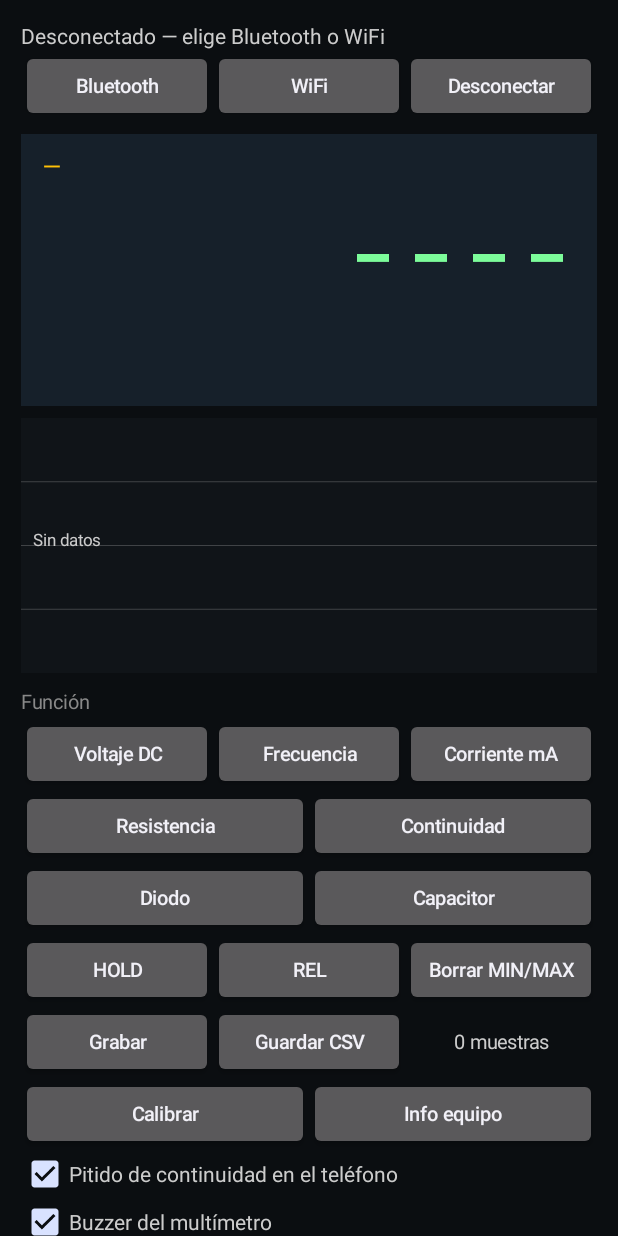
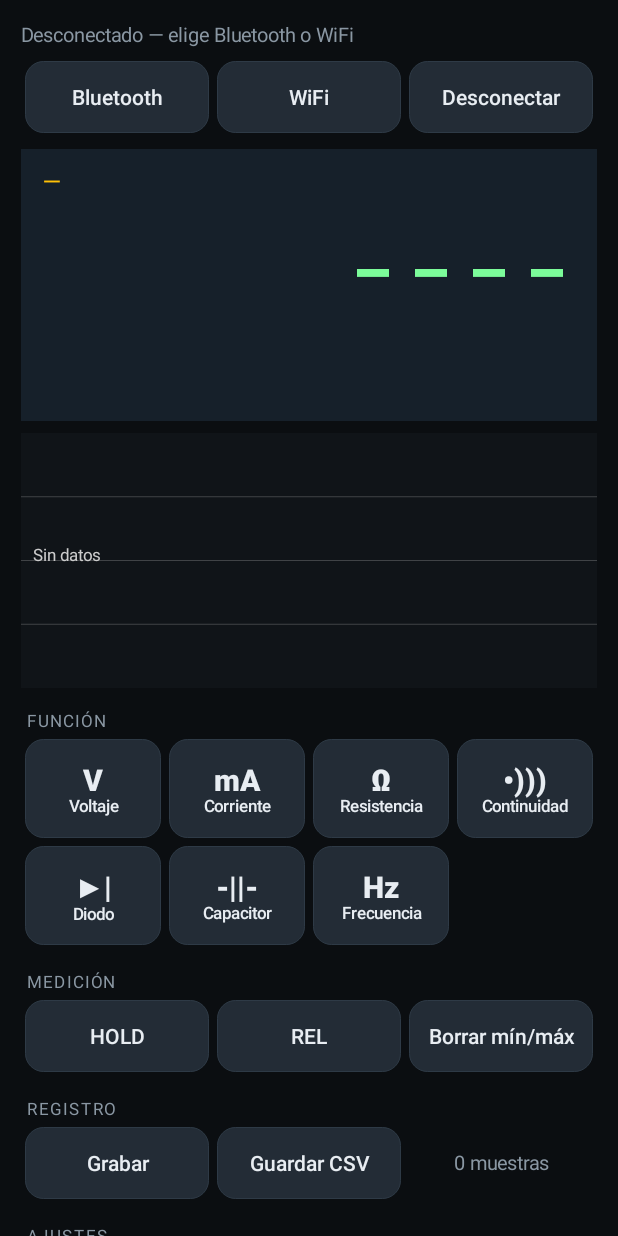
Before and after one commit to Degnanf82/UTILITY-V1.0, an Android app: the screen it shows after launch (MainActivity), on a phone screen of 412 x 824 dp. Run offline under Robolectric (Android 15) with nearby library versions, the phone set to English and light mode, and no system bars.

Commit message:
App 1.3: menu en cuadricula ordenada y conexion WiFi estable en Android
- Funciones en cuadricula de 4 columnas con simbolo y nombre; botones de
  estilo propio del mismo tamano, secciones con titulo e interruptores.
- WiFi: en 'Ya estoy en su red' se pide la red al sistema aunque no tenga
  internet (Samsung cortaba la conexion con ECONNABORTED) y se reintenta 3 veces.
- Capturas actualizadas.

Co-Authored-By: Claude Opus 5.5 <noreply@anthropic.com>
Claude-Session: https://claude.ai/code/session_014fSDhTTo6Gisu8fs886gd8

```diff
--- a/multimetro-esp32/android/app/build.gradle.kts
+++ b/multimetro-esp32/android/app/build.gradle.kts
@@ -13,8 +13,8 @@ android {
         applicationId = "com.degnanf.multimetro"
         minSdk = 24
         targetSdk = 35
-        versionCode = 3
-        versionName = "1.2"
+        versionCode = 4
+        versionName = "1.3"
     }
 
     buildTypes {
--- a/multimetro-esp32/android/app/src/main/java/com/degnanf/multimetro/Links.kt
+++ b/multimetro-esp32/android/app/src/main/java/com/degnanf/multimetro/Links.kt
@@ -192,7 +192,25 @@ class WifiLink(
             netCallback = cb
             cm.requestNetwork(req, cb)
         } else {
-            open(findWifiNetwork())
+            // "Ya estoy en su red": se pide al sistema la red WiFi actual aunque no tenga internet.
+            // Sin esto, Android (sobre todo Samsung) corta las conexiones (ECONNABORTED).
+            post("WiFi: preparando la red…", false)
+            val req = NetworkRequest.Builder()
+                .addTransportType(NetworkCapabilities.TRANSPORT_WIFI)
+                .removeCapability(NetworkCapabilities.NET_CAPABILITY_INTERNET)
+                .build()
+            var opened = false
+            val cb = object : ConnectivityManager.NetworkCallback() {
+                override fun onAvailable(network: Network) {
+                    if (!opened) { opened = true; open(network) }
+                }
+                override fun onLost(network: Network) {
+                    if (!closed) post("Red WiFi del multímetro perdida", false)
+                }
+            }
+            netCallback = cb
+            cm.requestNetwork(req, cb)
+            main.postDelayed({ if (!opened && !closed) { opened = true; open(findWifiNetwork()) } }, 3000)
         }
     }
 
@@ -204,10 +222,23 @@ class WifiLink(
     private fun open(network: Network?) {
         Thread {
             try {
-                post("WiFi: conectando a $host:$port…", false)
                 // Se usa la red WiFi aunque no tenga internet (si no, Android usaria los datos moviles).
-                val s = network?.socketFactory?.createSocket() ?: Socket()
-                s.connect(InetSocketAddress(host, port), 6000)
+                var s: Socket? = null
+                var last: Exception? = null
+                for (intento in 1..3) {
+                    if (closed) return@Thread
+                    post("WiFi: conectando a $host:$port (intento $intento de 3)…", false)
+                    try {
+                        val sock = network?.socketFactory?.createSocket() ?: Socket()
+                        sock.connect(InetSocketAddress(host, port), 5000)
+                        s = sock
+                        break
+                    } catch (e: Exception) {
+                        last = e
+                        Thread.sleep(1200)
+                    }
+                }
+                if (s == null) throw last ?: Exception("sin respuesta")
                 s.tcpNoDelay = true
                 socket = s
                 out = s.getOutputStream()
--- a/multimetro-esp32/android/app/src/main/java/com/degnanf/multimetro/MainActivity.kt
+++ b/multimetro-esp32/android/app/src/main/java/com/degnanf/multimetro/MainActivity.kt
@@ -12,8 +12,15 @@ import android.bluetooth.le.ScanResult
 import android.bluetooth.le.ScanSettings
 import android.content.Intent
 import android.content.pm.PackageManager
+import android.content.res.ColorStateList
 import android.graphics.Color
 import android.graphics.Typeface
+import android.graphics.drawable.GradientDrawable
+import android.graphics.drawable.StateListDrawable
+import android.text.SpannableStringBuilder
+import android.text.Spanned
+import android.text.style.AbsoluteSizeSpan
+import android.text.style.StyleSpan
 import android.media.AudioManager
 import android.media.ToneGenerator
 import android.os.Build
@@ -28,7 +35,7 @@ import android.view.ViewGroup
 import android.view.WindowManager
 import android.widget.ArrayAdapter
 import android.widget.Button
-import android.widget.CheckBox
+import android.widget.Switch
 import android.widget.EditText
 import android.widget.LinearLayout
 import android.widget.ScrollView
@@ -41,17 +48,32 @@ import java.util.Locale
 
 class MainActivity : Activity(), LinkListener {
 
-    private data class ModeInfo(val code: String, val label: String)
+    private data class ModeInfo(val code: String, val label: String, val symbol: String, val caption: String)
 
+    // Cuadricula de 4 columnas x 2 filas (la ultima celda queda libre).
     private val modes = listOf(
-        ModeInfo("DCV", "Voltaje DC"),
-        ModeInfo("FREQ", "Frecuencia"),
-        ModeInfo("DCA", "Corriente mA"),
-        ModeInfo("OHM", "Resistencia"),
-        ModeInfo("CONT", "Continuidad"),
-        ModeInfo("DIODE", "Diodo"),
-        ModeInfo("CAP", "Capacitor"),
+        ModeInfo("DCV", "Voltaje DC", "V", "Voltaje"),
+        ModeInfo("DCA", "Corriente mA", "mA", "Corriente"),
+        ModeInfo("OHM", "Resistencia", "Ω", "Resistencia"),
+        ModeInfo("CONT", "Continuidad", "•)))", "Continuidad"),
+        ModeInfo("DIODE", "Diodo", "▶|", "Diodo"),
+        ModeInfo("CAP", "Capacitor", "-||-", "Capacitor"),
+        ModeInfo("FREQ", "Frecuencia", "Hz", "Frecuencia"),
     )
+
+    private object Pal {
+        val bg = Color.parseColor("#0B0E11")
+        val card = Color.parseColor("#16202A")
+        val btn = Color.parseColor("#232C36")
+        val btnPressed = Color.parseColor("#33404D")
+        val stroke = Color.parseColor("#2E3A46")
+        val accent = Color.parseColor("#FFC107")
+        val active = Color.parseColor("#FF8A65")
+        val rec = Color.parseColor("#FF5252")
+        val text = Color.parseColor("#E8EDF2")
+        val muted = Color.parseColor("#8A97A3")
+        val green = Color.parseColor("#7CFC9A")
+    }
 
     private var link: MeterLink? = null
     private var connected = false
@@ -101,16 +123,16 @@ class MainActivity : Activity(), LinkListener {
         val root = LinearLayout(this).apply {
             orientation = LinearLayout.VERTICAL
             setPadding(px(14), px(14), px(14), px(14))
-            setBackgroundColor(Color.parseColor("#0B0E11"))
+            setBackgroundColor(Pal.bg)
         }
 
-        status = text("Desconectado", 14f, Color.LTGRAY)
+        status = text("Desconectado", 13f, Pal.muted).apply { maxLines = 2 }
         root.addView(status)
-        root.addView(row(
+        root.addView(grid(3, listOf(
             button("Bluetooth") { connectBle() },
             button("WiFi") { connectWifiDialog() },
             button("Desconectar") { disconnect() },
-        ))
+        )), lp(top = 6))
 
         // Pantalla
         val screen = LinearLayout(this).apply {
@@ -140,49 +162,33 @@ class MainActivity : Activity(), LinkListener {
             topMargin = px(8)
         })
 
-        // Modos
-        root.addView(text("Función", 13f, Color.GRAY).apply { setPadding(0, px(10), 0, px(2)) })
-        val modeBtns = modes.map { m ->
-            button(m.label) { selectMode(m.code) }.also { modeButtons[m.code] = it }
-        }
-        root.addView(row(*modeBtns.subList(0, 3).toTypedArray()))
-        root.addView(row(*modeBtns.subList(3, 5).toTypedArray()))
-        root.addView(row(*modeBtns.subList(5, 7).toTypedArray()))
+        // Funciones: 4 columnas, mismo tamano
+        root.addView(section("Función"))
+        val tiles = modes.map { m -> modeTile(m).also { modeButtons[m.code] = it } }
+        root.addView(grid(4, tiles, height = 66))
 
-        // Acciones
+        // Medicion
+        root.addView(section("Medición"))
         btnHold = button("HOLD") { sendCmd("HOLD") }
         btnRel = button("REL") { sendCmd("REL") }
-        root.addView(row(btnHold, btnRel, button("Borrar MIN/MAX") { sendCmd("RESET"); graph.clear() }))
+        root.addView(grid(3, listOf(btnHold, btnRel, button("Borrar mín/máx") { sendCmd("RESET"); graph.clear() })))
 
         // Registro CSV
+        root.addView(section("Registro"))
         btnRec = button("Grabar") { toggleRecording() }
-        recInfo = text("0 muestras", 13f, Color.LTGRAY).apply { gravity = Gravity.CENTER }
-        root.addView(row(btnRec, button("Guardar CSV") { saveCsv() }, recInfo))
+        recInfo = text("0 muestras", 13f, Pal.muted).apply { gravity = Gravity.CENTER }
+        root.addView(grid(3, listOf(btnRec, button("Guardar CSV") { saveCsv() }, recInfo)))
 
         // Ajustes
-        root.addView(row(
-            button("Calibrar") { calibrateDialog() },
-            button("Info equipo") { infoDialog() },
-        ))
-        val beepBox = CheckBox(this).apply {
-            text = "Pitido de continuidad en el teléfono"
-            setTextColor(Color.LTGRAY)
-            isChecked = true
-            setOnCheckedChangeListener { _, c -> phoneBeep = c }
-        }
-        val beepDev = CheckBox(this).apply {
-            text = "Buzzer del multímetro"
-            setTextColor(Color.LTGRAY)
-            isChecked = true
-            setOnCheckedChangeListener { _, c -> sendCmd("BEEP ${if (c) 1 else 0}") }
-        }
-        root.addView(beepBox)
-        root.addView(beepDev)
+        root.addView(section("Ajustes"))
+        root.addView(grid(2, listOf(button("Calibrar") { calibrateDialog() }, button("Info equipo") { infoDialog() })))
+        root.addView(switchRow("Pitido de continuidad en el teléfono") { phoneBeep = it }, lp(top = 6))
+        root.addView(switchRow("Buzzer del multímetro") { sendCmd("BEEP ${if (it) 1 else 0}") })
         root.addView(text(
             "Seguridad: solo baja tensión DC (máx. 40 V, 300 mA). No medir la red eléctrica. " +
                 "Puntas: roja en VΩmA, negra en COM.",
-            12f, Color.parseColor("#FF8A65")
-        ).apply { setPadding(0, px(8), 0, 0) })
+            12f, Pal.active
+        ).apply { setPadding(0, px(12), 0, 0) })
 
         return ScrollView(this).apply { addView(root) }
     }
@@ -197,19 +203,74 @@ class MainActivity : Activity(), LinkListener {
         text = s; textSize = size; setTextColor(color)
     }
 
+    private fun shape(fill: Int, stroke: Int, width: Int = 1) = GradientDrawable().apply {
+        cornerRadius = 12 * dp
+        setColor(fill)
+        setStroke((width * dp).toInt().coerceAtLeast(1), stroke)
+    }
+
+    /** Fondo del boton: normal / presionado; "on" lo resalta con un borde de color. */
+    private fun styleButton(b: TextView, on: Boolean = false, onColor: Int = Pal.accent) {
+        b.background = StateListDrawable().apply {
+            addState(intArrayOf(android.R.attr.state_pressed), shape(Pal.btnPressed, if (on) onColor else Pal.stroke, if (on) 2 else 1))
+            addState(intArrayOf(), shape(Pal.btn, if (on) onColor else Pal.stroke, if (on) 2 else 1))
+        }
+        b.setTextColor(if (on) onColor else Pal.text)
+    }
+
     private fun button(label: String, onClick: () -> Unit) = Button(this).apply {
         text = label
         isAllCaps = false
-        textSize = 13f
+        textSize = 14f
         maxLines = 1
+        minWidth = 0; minimumWidth = 0; minHeight = 0; minimumHeight = 0
+        setPadding(px(6), 0, px(6), 0)
+        stateListAnimator = null
+        styleButton(this)
         setOnClickListener { onClick() }
     }
 
-    private fun row(vararg views: View) = LinearLayout(this).apply {
-        orientation = LinearLayout.HORIZONTAL
-        isBaselineAligned = false
-        gravity = Gravity.CENTER_VERTICAL
-        views.forEach { addView(it, LinearLayout.LayoutParams(0, ViewGroup.LayoutParams.WRAP_CONTENT, 1f)) }
+    /** Boton de funcion: simbolo grande arriba y nombre abajo. */
+    private fun modeTile(m: ModeInfo): Button = button("") { selectMode(m.code) }.apply {
+        maxLines = 2
+        val sb = SpannableStringBuilder()
+        sb.append(m.symbol, AbsoluteSizeSpan(20, true), Spanned.SPAN_EXCLUSIVE_EXCLUSIVE)
+        sb.setSpan(StyleSpan(Typeface.BOLD), 0, m.symbol.length, Spanned.SPAN_EXCLUSIVE_EXCLUSIVE)
+        sb.append("\n")
+        sb.append(m.caption, AbsoluteSizeSpan(11, true), Spanned.SPAN_EXCLUSIVE_EXCLUSIVE)
+        text = sb
+        setLineSpacing(0f, 0.95f)
+    }
+
+    /** Filas de columnas iguales; celdas vacias al final para que todo quede alineado. */
+    private fun grid(cols: Int, items: List<View>, height: Int = 48): LinearLayout {
+        val box = LinearLayout(this).apply { orientation = LinearLayout.VERTICAL }
+        items.chunked(cols).forEach { chunk ->
+            val r = LinearLayout(this).apply { orientation = LinearLayout.HORIZONTAL; isBaselineAligned = false }
+            for (i in 0 until cols) {
+                val v = chunk.getOrNull(i) ?: View(this)
+                r.addView(v, LinearLayout.LayoutParams(0, px(height), 1f).apply { setMargins(px(3), px(3), px(3), px(3)) })
+            }
+            box.addView(r)
+        }
+        return box
+    }
+
+    private fun section(title: String) = text(title.uppercase(), 11f, Pal.muted).apply {
+        letterSpacing = 0.12f
+        setPadding(px(4), px(14), 0, px(2))
+    }
+
+    private fun switchRow(label: String, onChange: (Boolean) -> Unit) = Switch(this).apply {
+        text = label
+        textSize = 14f
+        setTextColor(Pal.text)
+        isChecked = true
+        val states = arrayOf(intArrayOf(android.R.attr.state_checked), intArrayOf())
+        thumbTintList = ColorStateList(states, intArrayOf(Pal.accent, Pal.muted))
+        trackTintList = ColorStateList(states, intArrayOf(Color.parseColor("#806010"), Pal.btnPressed))
+        setPadding(px(4), px(8), px(4), px(8))
+        setOnCheckedChangeListener { _, c -> onChange(c) }
     }
 
     private fun toast(s: String) = Toast.makeText(this, s, Toast.LENGTH_SHORT).show()
@@ -271,7 +332,7 @@ class MainActivity : Activity(), LinkListener {
             currentMode = code
             graph.clear()
             graph.unit = u
-            modeButtons.forEach { (k, b) -> b.setTextColor(if (k == code) Color.parseColor("#FFC107") else Color.WHITE) }
+            modeButtons.forEach { (k, b) -> styleButton(b, k == code) }
         }
         modeLabel.text = modes.firstOrNull { it.code == code }?.label ?: code
         val ol = j.optInt("ol") == 1
@@ -279,8 +340,8 @@ class MainActivity : Activity(), LinkListener {
         val rel = j.optInt("rel") == 1
         val v = if (j.isNull("v")) null else j.optDouble("v")
 
-        btnHold.setTextColor(if (hold) Color.parseColor("#FF8A65") else Color.WHITE)
-        btnRel.setTextColor(if (rel) Color.parseColor("#FF8A65") else Color.WHITE)
+        styleButton(btnHold, hold, Pal.active)
+        styleButton(btnRel, rel, Pal.active)
         flags.text = listOfNotNull(if (hold) "HOLD" else null, if (rel) "REL" else null).joinToString("  ")
 
         when {
@@ -427,7 +488,7 @@ class MainActivity : Activity(), LinkListener {
         isRecording = !isRecording
         if (isRecording) { recording.clear(); recInfo.text = "0 muestras" }
         btnRec.text = if (isRecording) "Detener" else "Grabar"
-        btnRec.setTextColor(if (isRecording) Color.parseColor("#FF5252") else Color.WHITE)
+        styleButton(btnRec, isRecording, Pal.rec)
     }
 
     private fun saveCsv() {
```
Also changed, not shown: 6 other files.
